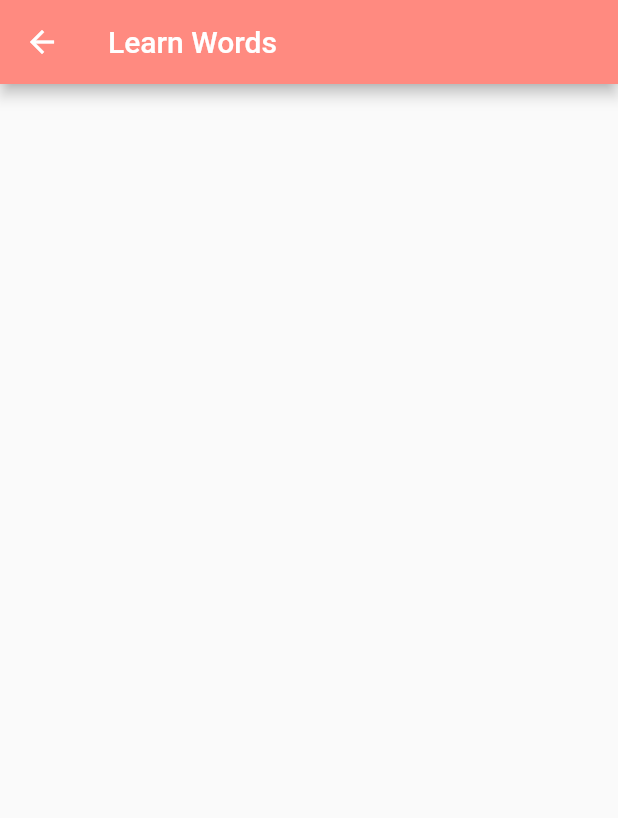
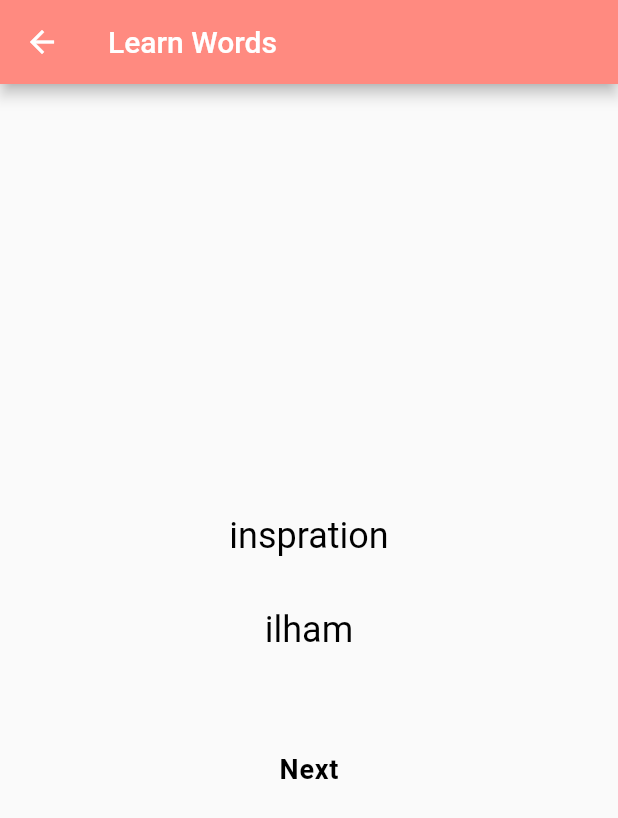
Before and after one commit to furkan-A/Word_Cards, a Flutter app: the LearnWord screen opened directly, on a phone screen of 412 x 824 dp. Shown: the top 818 px of the screen. Run offline on Flutter 3.47's test engine with Material 2 defaults, Android fonts, the phone set to English and light mode, and no system bars.

Commit message:
Main merged with master

```diff
--- a/lib/constants.dart
+++ b/lib/constants.dart
@@ -2,4 +2,9 @@ import 'package:flutter/cupertino.dart';
 import 'package:flutter/material.dart';
 
 TextStyle buttonStyle = const TextStyle(
-    color: Colors.black, fontSize: 18, fontWeight: FontWeight.bold);
+    color: Colors.black,
+    fontSize: 18,
+    fontWeight: FontWeight.bold,
+    letterSpacing: 0.5);
+
+TextStyle wordStyle = const TextStyle(color: Colors.black, fontSize: 24);
--- a/lib/learn_words.dart
+++ b/lib/learn_words.dart
@@ -1,4 +1,6 @@
 import 'package:flutter/material.dart';
+import 'package:words/constants.dart';
+import 'package:words/vocabulary.dart';
 
 class LearnWord extends StatefulWidget {
   const LearnWord({Key? key}) : super(key: key);
@@ -9,6 +11,9 @@ class LearnWord extends StatefulWidget {
 
 class _LearnWordState extends State<LearnWord> {
   static String title = 'Learn Words';
+
+  Vocabulary vocab = Vocabulary();
+
   @override
   Widget build(BuildContext context) {
     return Scaffold(
@@ -19,6 +24,32 @@ class _LearnWordState extends State<LearnWord> {
       body: Center(
         child: Column(
           mainAxisAlignment: MainAxisAlignment.center,
+          children: <Widget>[
+            Text(
+              vocab.getKey(),
+              style: wordStyle,
+            ),
+            const SizedBox(
+              height: 35,
+            ),
+            Text(
+              vocab.getMean(),
+              style: wordStyle,
+            ),
+            const SizedBox(
+              height: 55,
+            ),
+            TextButton(
+                onPressed: () {
+                  setState(() {
+                    vocab.nextIndex();
+                  });
+                },
+                child: Text(
+                  'Next',
+                  style: buttonStyle,
+                ))
+          ],
         ),
       ),
     );
--- /dev/null
+++ b/lib/vocabulary.dart
@@ -0,0 +1,34 @@
+import 'package:words/word.dart';
+
+class Vocabulary {
+  int _index = 0;
+  List<Word> wordBank = [
+    Word(key: 'inspration', mean: 'ilham'),
+    Word(key: 'assumption', mean: 'varsayım'),
+    Word(key: 'rough', mean: 'kaba', desc: 'rude'),
+    Word(key: 'intuation', mean: 'sezgi'),
+    Word(key: 'intentional', mean: 'kasıtlı')
+  ];
+
+  void addNewWord(Word item) {
+    wordBank.add(item);
+  }
+
+  void nextIndex() {
+    if (_index + 1 < wordBank.length) {
+      _index++;
+    }
+  }
+
+  String getKey() {
+    return wordBank[_index].key;
+  }
+
+  String getMean() {
+    return wordBank[_index].mean;
+  }
+
+  // String setKey(String newKey) => key = newKey;
+
+  // String setValue(String newValue) => value = newValue;
+}
--- /dev/null
+++ b/lib/word.dart
@@ -0,0 +1,7 @@
+class Word {
+  String key;
+  String desc; // description
+  String mean;
+
+  Word({required this.key, required this.mean, this.desc = ''});
+}
--- a/lib/words_ui.dart
+++ b/lib/words_ui.dart
@@ -16,11 +16,7 @@ class _WordsState extends State<Words> {
         title: Text(title),
         // backgroundColor: Colors.redAccent[100],
       ),
-      body: Center(
-        child: Column(
-          mainAxisAlignment: MainAxisAlignment.center,
-        ),
-      ),
+      body: Center(child: ListView()),
     );
   }
 }
```
Also changed, not shown: lib/add_word.dart (added, +18 -0 lines), lib/main.dart (+8 -7 lines), 1 other file.
